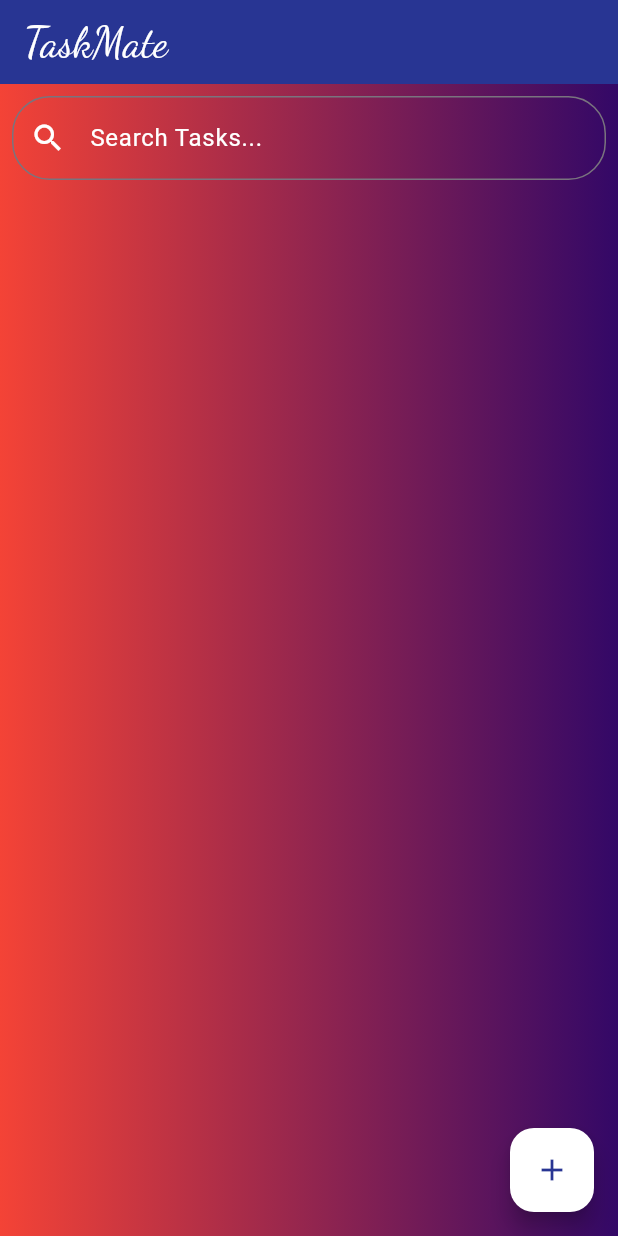
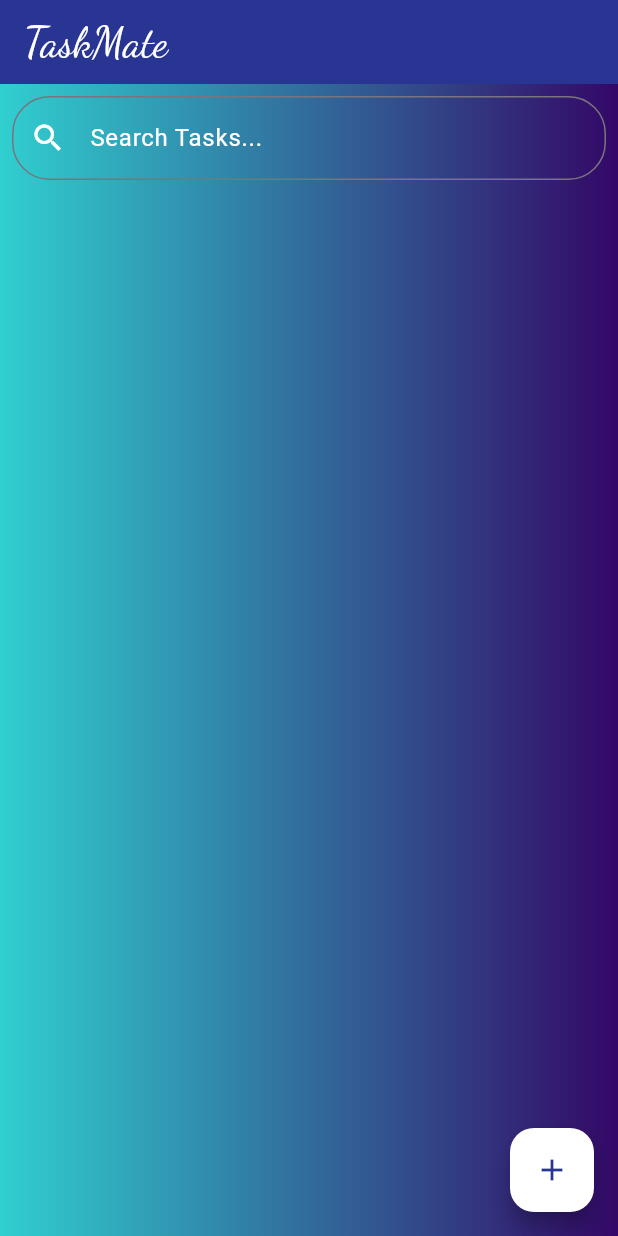
Before and after one commit to Shailesh2003-arch/TaskMate-Flutter_app, a Flutter app: the screen it shows after launch, on a phone screen of 412 x 824 dp. Run offline on Flutter 3.47's test engine with Material 3 defaults, Android fonts, the phone set to English and light mode, and no system bars; our stand-ins replace shared_preferences.

Commit message:
commit made for testing purpose

```diff
--- a/lib/main.dart
+++ b/lib/main.dart
@@ -179,7 +179,7 @@ class _ToDoListScreenState extends State<ToDoListScreen> {
         decoration: BoxDecoration(
           gradient: LinearGradient(
             colors: [
-              Colors.red,
+              Color(0xff30cfd0),
               Color(0xff330867),
             ],
           ),
```
